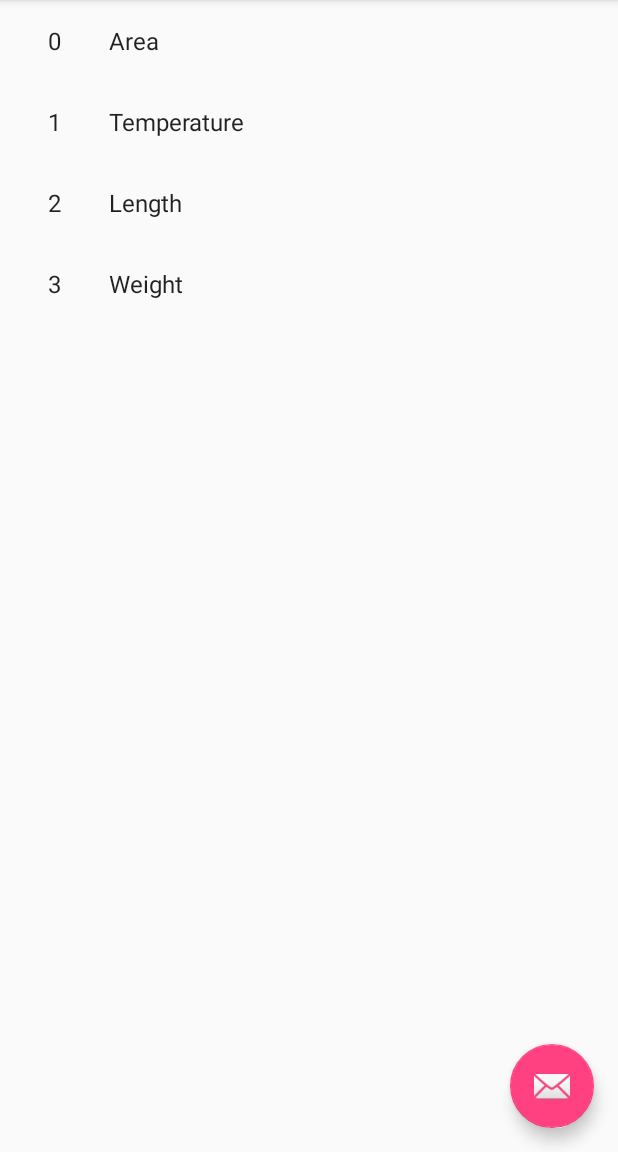
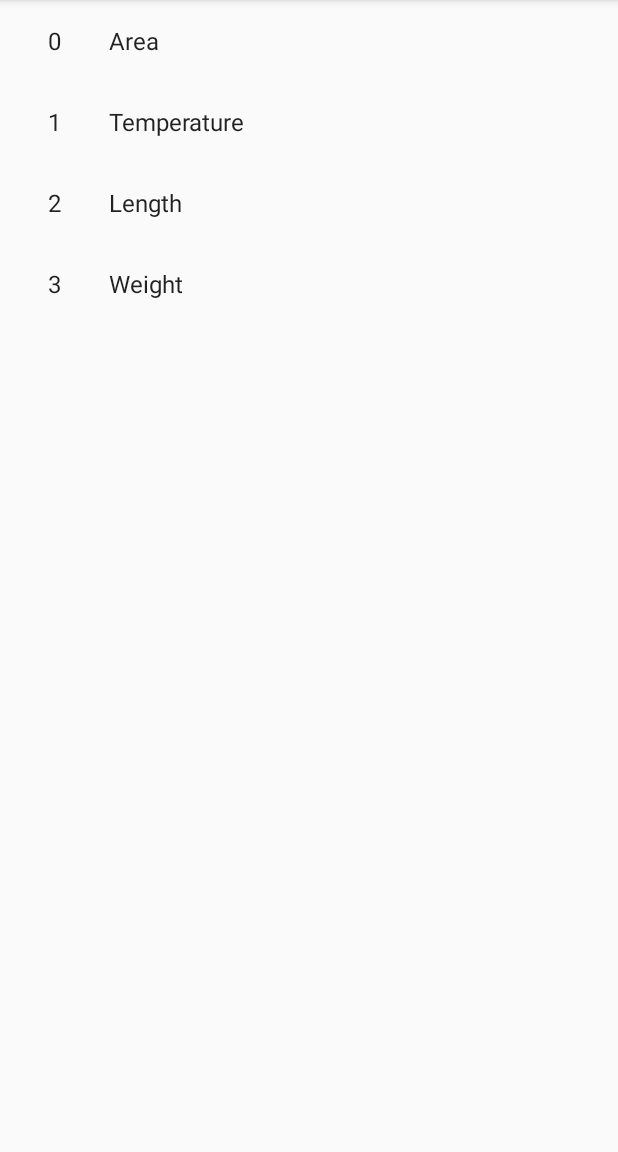
Before and after one commit to AndrewRozendal/Mobile-Apps, an Android app: the screen it shows after launch (ItemListActivity), on a phone screen of 412 x 824 dp, the part 84-1236 px from its top. Run offline under Robolectric (Android 15) with nearby library versions, the phone set to English and light mode, and no system bars.

Commit message:
restructured project, conversions are in their own package.  Added comments to all files.  Removed placeholder floating action buttons from project.

```diff
--- a/AndroidApps/MasterDetailConverter/app/src/main/java/ca/camosun/masterdetailconverter/ItemListActivity.java
+++ b/AndroidApps/MasterDetailConverter/app/src/main/java/ca/camosun/masterdetailconverter/ItemListActivity.java
@@ -7,15 +7,14 @@ import android.support.annotation.NonNull;
 import android.support.v7.app.AppCompatActivity;
 import android.support.v7.widget.RecyclerView;
 import android.support.v7.widget.Toolbar;
-import android.support.design.widget.FloatingActionButton;
-import android.support.design.widget.Snackbar;
 import android.view.LayoutInflater;
 import android.view.View;
 import android.view.ViewGroup;
 import android.widget.TextView;
 import java.util.List;
 
-import ca.camosun.masterdetailconverter.dummy.ConversionContent;
+import ca.camosun.masterdetailconverter.conversion.Conversion;
+import ca.camosun.masterdetailconverter.conversion.ConversionContent;
 
 /**
  * An activity representing a list of Items. This activity
@@ -42,15 +41,6 @@ public class ItemListActivity extends AppCompatActivity {
         setSupportActionBar(toolbar);
         toolbar.setTitle(getTitle());
 
-        FloatingActionButton fab = (FloatingActionButton) findViewById(R.id.fab);
-        fab.setOnClickListener(new View.OnClickListener() {
-            @Override
-            public void onClick(View view) {
-                Snackbar.make(view, "Replace with your own action", Snackbar.LENGTH_LONG)
-                        .setAction("Action", null).show();
-            }
-        });
-
         if (findViewById(R.id.item_detail_container) != null) {
             // The detail container view will be present only in the
             // large-screen layouts (res/values-w900dp).
@@ -75,6 +65,8 @@ public class ItemListActivity extends AppCompatActivity {
         private final List<Conversion> mValues;
         private final boolean mTwoPane;
         private final View.OnClickListener mOnClickListener = new View.OnClickListener() {
+            // When item is selected, pass the item's id to the detail screen so it can load the
+            // appropriate item details
             @Override
             public void onClick(View view) {
                 Conversion item = (Conversion) view.getTag();
@@ -111,6 +103,7 @@ public class ItemListActivity extends AppCompatActivity {
             return new ViewHolder(view);
         }
 
+        // Sets the appropriate list item's id and name
         @Override
         public void onBindViewHolder(final ViewHolder holder, int position) {
             holder.mIdView.setText(Integer.toString(mValues.get(position).getId()));
@@ -120,6 +113,7 @@ public class ItemListActivity extends AppCompatActivity {
             holder.itemView.setOnClickListener(mOnClickListener);
         }
 
+        // The count of Conversion items in the list
         @Override
         public int getItemCount() {
             return mValues.size();
--- a/AndroidApps/MasterDetailConverter/app/src/main/java/ca/camosun/masterdetailconverter/Conversion.java
+++ b/AndroidApps/MasterDetailConverter/app/src/main/java/ca/camosun/masterdetailconverter/conversion/Conversion.java
@@ -1,8 +1,6 @@
-package ca.camosun.masterdetailconverter;
+package ca.camosun.masterdetailconverter.conversion;
 
-import java.lang.reflect.Array;
 import java.util.ArrayList;
-import java.util.Hashtable;
 
 // A Conversion that can be performed.  Contains two buttons to provide conversions between two
 // different units of measurement in both directions
@@ -52,7 +50,7 @@ public class Conversion {
     }
 
     // Helper method to generate all available conversions.  To add a conversion, simply instantiate
-    // a new Conversion object and append to the Hashtable.
+    // a new Conversion object and append to the ArrayList.
     public static ArrayList<Conversion> generateConversions(){
 
         // Initialize all the conversions
--- a/AndroidApps/MasterDetailConverter/app/src/main/java/ca/camosun/masterdetailconverter/ConversionButton.java
+++ b/AndroidApps/MasterDetailConverter/app/src/main/java/ca/camosun/masterdetailconverter/conversion/ConversionButton.java
@@ -1,4 +1,4 @@
-package ca.camosun.masterdetailconverter;
+package ca.camosun.masterdetailconverter.conversion;
 
 // A button that belongs to a Conversion
 public class ConversionButton{
--- /dev/null
+++ b/AndroidApps/MasterDetailConverter/app/src/main/java/ca/camosun/masterdetailconverter/conversion/ConversionContent.java
@@ -0,0 +1,33 @@
+package ca.camosun.masterdetailconverter.conversion;
+
+import java.util.HashMap;
+import java.util.List;
+import java.util.Map;
+
+/**
+ *  Contains all Conversions in collections for access throughout the app
+ */
+public class ConversionContent {
+
+    /**
+     * An array of Conversion items.
+     */
+    public static final List<Conversion> ITEMS = Conversion.generateConversions();
+
+    /**
+     * A map of Conversion items, by ID.
+     */
+    public static final Map<String, Conversion> ITEM_MAP = new HashMap<String, Conversion>();
+
+    /**
+     * The number of Conversion items
+     */
+    private static final int COUNT = ITEMS.size();
+
+    static {
+        // Add all Conversion ITEMS to the Map with their ID
+        for (int i = 0; i < COUNT; i++) {
+            ITEM_MAP.put(Integer.toString(ITEMS.get(i).getId()), ITEMS.get(i));
+        }
+    }
+}
--- a/AndroidApps/MasterDetailConverter/app/src/main/java/ca/camosun/masterdetailconverter/PerformsConversion.java
+++ b/AndroidApps/MasterDetailConverter/app/src/main/java/ca/camosun/masterdetailconverter/conversion/PerformsConversion.java
@@ -1,4 +1,4 @@
-package ca.camosun.masterdetailconverter;
+package ca.camosun.masterdetailconverter.conversion;
 
 // Interface for all conversion actions to conform to
 // All conversion actions must convert an input Double to an output Double
--- a/AndroidApps/MasterDetailConverter/app/src/main/java/ca/camosun/masterdetailconverter/dummy/ConversionContent.java
+++ /dev/null
@@ -1,80 +0,0 @@
-package ca.camosun.masterdetailconverter.dummy;
-
-import java.util.ArrayList;
-import java.util.HashMap;
-import java.util.Hashtable;
-import java.util.List;
-import java.util.Map;
-
-import ca.camosun.masterdetailconverter.Conversion;
-
-/**
- * Helper class for providing sample content for user interfaces created by
- * Android template wizards.
- * <p>
- * TODO: Replace all uses of this class before publishing your app.
- */
-public class ConversionContent {
-
-    /**
-     * An array of sample (dummy) items.
-     */
-    public static final List<Conversion> ITEMS = Conversion.generateConversions();
-
-    /**
-     * A map of sample (dummy) items, by ID.
-     */
-    public static final Map<String, Conversion> ITEM_MAP = new HashMap<String, Conversion>();
-
-    private static final int COUNT = ITEMS.size();
-
-    static {
-        // Add some sample items
-        for (int i = 0; i < COUNT; i++) {
-            ITEM_MAP.put(Integer.toString(ITEMS.get(i).getId()), ITEMS.get(i));
-        }
-    }
-/*
-    private static void addItem(Conversion item) {
-        ITEMS.add(item);
-        ITEM_MAP.put(item.id, item);
-    }
-*/
-/*
-    private static Conversion createDummyItem(int position) {
-        return new DummyItem(String.valueOf(position), "Item " + position, makeDetails(position));
-    }
-
-    private static String makeDetails(int position) {
-        StringBuilder builder = new StringBuilder();
-        builder.append("Details about Item: ").append(position);
-        for (int i = 0; i < position; i++) {
-            builder.append("\nMore details information here.");
-        }
-        return builder.toString();
-    }
-*/
-
-
-    /**
-     * A dummy item representing a piece of content.
-     */
-    /*
-    public static class DummyItem {
-        public final String id;
-        public final String content;
-        public final String details;
-
-        public DummyItem(String id, String content, String details) {
-            this.id = id;
-            this.content = content;
-            this.details = details;
-        }
-
-        @Override
-        public String toString() {
-            return content;
-        }
-    }
-    */
-}
--- a/AndroidApps/MasterDetailConverter/app/src/main/res/layout/activity_item_list.xml
+++ b/AndroidApps/MasterDetailConverter/app/src/main/res/layout/activity_item_list.xml
@@ -30,13 +30,5 @@
         <include layout="@layout/item_list" />
     </FrameLayout>
 
-    <android.support.design.widget.FloatingActionButton
-        android:id="@+id/fab"
-        android:layout_width="wrap_content"
-        android:layout_height="wrap_content"
-        android:layout_gravity="bottom|end"
-        android:layout_margin="@dimen/fab_margin"
-        app:srcCompat="@android:drawable/ic_dialog_email" />
-
 
 </android.support.design.widget.CoordinatorLayout>
```
Also changed, not shown: AndroidApps/MasterDetailConverter/app/src/main/java/ca/camosun/masterdetailconverter/ItemDetailActivity.java (+0 -12 lines), AndroidApps/MasterDetailConverter/app/src/main/java/ca/camosun/masterdetailconverter/ItemDetailFragment.java (+8 -7 lines), AndroidApps/MasterDetailConverter/app/src/main/res/layout/activity_item_detail.xml (+0 -10 lines).
